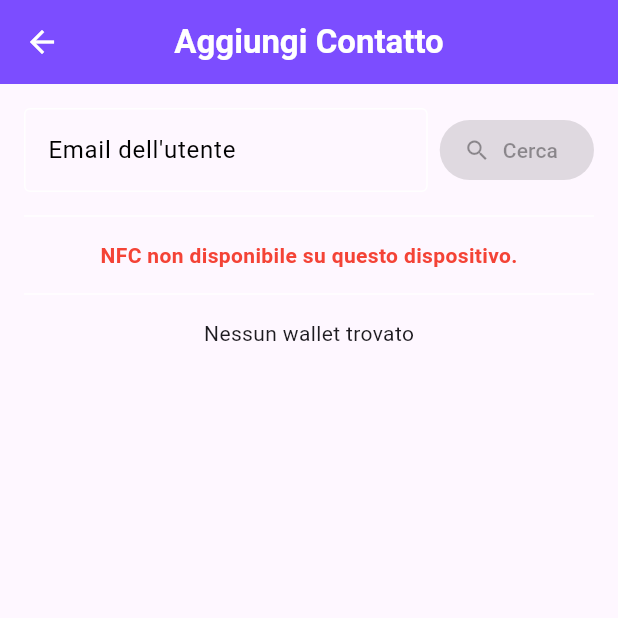
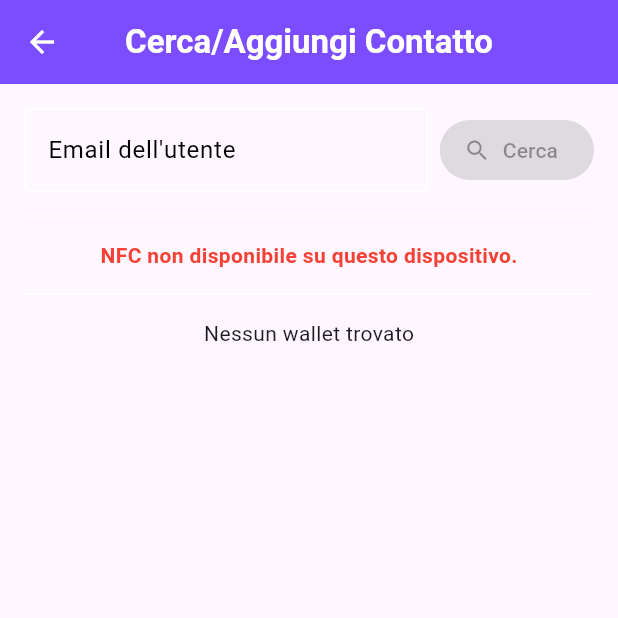
Before and after one commit to SerpenTaki/key_wallet_app, a Flutter app: the FindContactPage screen opened directly with empty values, on a phone screen of 412 x 824 dp, the top half of it. Run offline on Flutter 3.47's test engine with Material 3 defaults, Android fonts, the phone set to English and light mode, and no system bars; our stand-ins replace cloud_firestore, firebase_auth, firebase_core, flutter_colorpicker, flutter_secure_storage; missing offline and left inert: flutter_nfc_kit, pointycastle; accounts and stored records are empty.

Commit message:
migliorato frontend

```diff
--- a/lib/screens/chat_list_page.dart
+++ b/lib/screens/chat_list_page.dart
@@ -16,7 +16,7 @@ class ChatListPage extends StatelessWidget {
           Navigator.pushNamed(context, "/findContactsPage", arguments: senderWallet);
         },
         backgroundColor: Theme.of(context).colorScheme.primary,
-        child: const Icon(Icons.add),
+        child: const Icon(Icons.person_add_alt_1_outlined),
       )
     );
   }
--- a/lib/screens/find_contact_page.dart
+++ b/lib/screens/find_contact_page.dart
@@ -147,7 +147,7 @@ class _FindContactPageState extends State<FindContactPage> {
     return Scaffold(
       appBar: AppBar(
         title: const Text(
-          'Aggiungi Contatto',
+          'Cerca/Aggiungi Contatto',
           style: TextStyle(fontWeight: FontWeight.bold),
         ),
         centerTitle: true,
--- a/lib/screens/money_page.dart
+++ b/lib/screens/money_page.dart
@@ -19,7 +19,7 @@ class _MoneyPageState extends State<MoneyPage> {
   @override
   void initState() {
     super.initState();
-    _currentBalance = widget.wallet.balance!;
+    _currentBalance = widget.wallet.balance;
   }
 
   Future<void> _showAddMoneyDialog() async {
```
